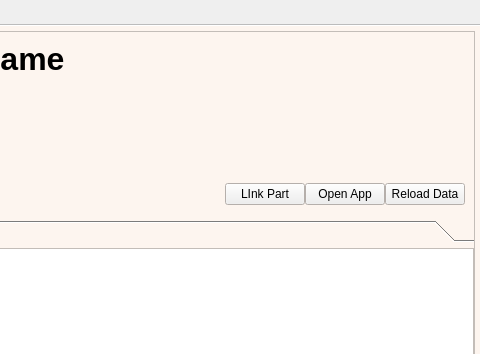
Above: qt/ElPartsMain.ui from abel-msk/PartsDB before the change; both pictures show x 619 to 1099 and y 0 to 354 of the 1099 by 811 pixel window. Below: the same form after it.
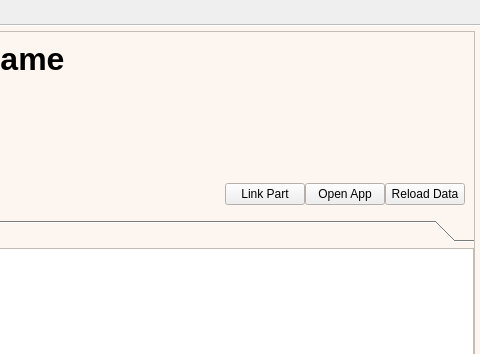
That is the form after the change. Icons and pictures are not drawn.

Commit message: Update PartsDB 2.0 documentation and UI

Diff of the .ui file:
```diff
--- a/qt/ElPartsMain.ui
+++ b/qt/ElPartsMain.ui
@@ -1002,7 +1002,7 @@
                     <item>
                      <widget class="QPushButton" name="d_proj_link_cmd">
                       <property name="text">
-                       <string>LInk Part</string>
+                       <string>Link Part</string>
                       </property>
                      </widget>
                     </item>
```
The commit also changes 50 other files.
